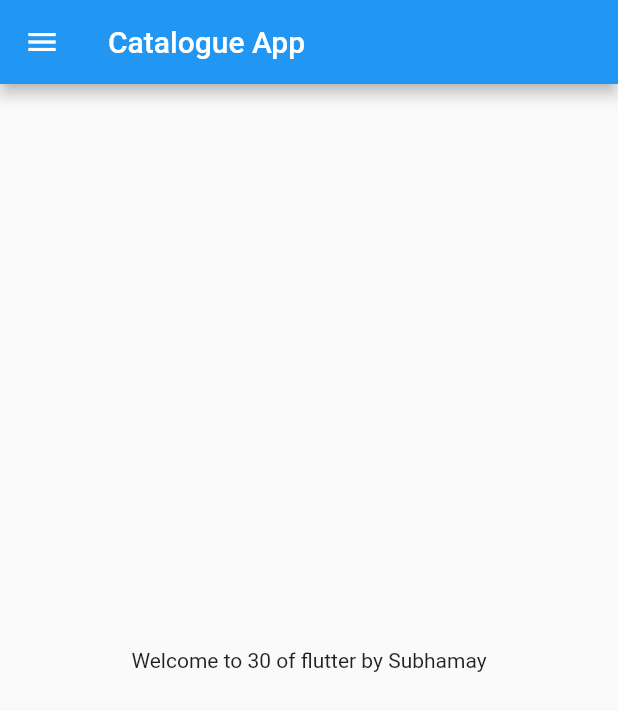
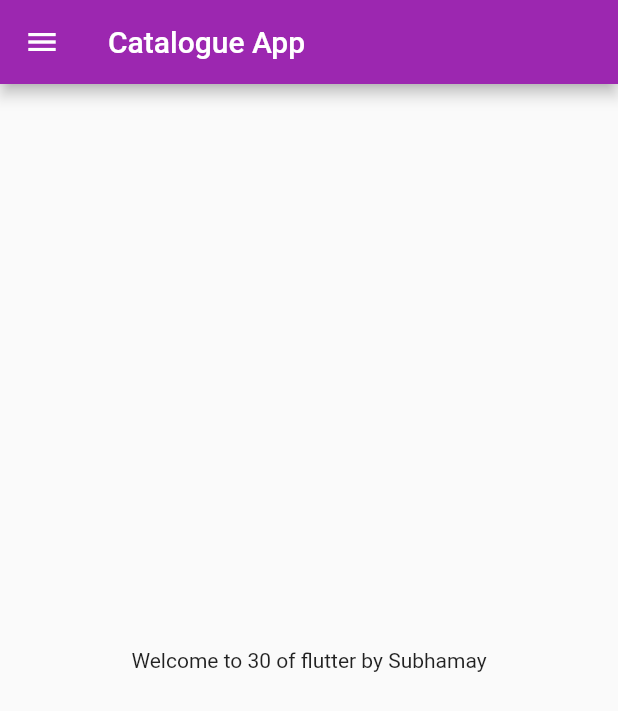
Before and after one commit to Subho-codegeek/Catalogue-App, a Flutter app: the screen it shows after launch, on a phone screen of 412 x 824 dp. Shown: the top 711 px of the screen. Run offline on Flutter 3.47's test engine with Material 2 defaults, Android fonts, the phone set to English and light mode, and no system bars.

Commit message:
Day3 completed

```diff
--- a/analysis_options.yaml
+++ b/analysis_options.yaml
@@ -22,6 +22,7 @@ linter:
   # `// ignore_for_file: name_of_lint` syntax on the line or in the file
   # producing the lint.
   rules:
+    prefer_const_constructors : false
     # avoid_print: false  # Uncomment to disable the `avoid_print` rule
     # prefer_single_quotes: true  # Uncomment to enable the `prefer_single_quotes` rule
 
--- a/lib/main.dart
+++ b/lib/main.dart
@@ -1,4 +1,5 @@
-import 'package:catalogue_app/home_page.dart';
+import 'package:catalogue_app/pages/home_page.dart';
+import 'package:catalogue_app/pages/login_page.dart';
 import 'package:flutter/material.dart';
 
 void main() {
@@ -10,8 +11,17 @@ class MyApp extends StatelessWidget {
 
   @override
   Widget build(BuildContext context) {
-    return const MaterialApp(
-      home: Homepage(),
+    return MaterialApp(
+      // home: Homepage(),
+      themeMode: ThemeMode.light,
+      theme: ThemeData(primarySwatch: Colors.purple),
+      darkTheme: ThemeData(brightness: Brightness.dark),
+      initialRoute: "/home",
+      routes: {
+        "/": (context) => LoginPage(),
+        "/home": (context) => Homepage(),
+        "/login": (context) => LoginPage(),
+      },
     );
   }
 }
```
Also changed, not shown: lib/pages/login_page.dart (added, +16 -0 lines), lib/pages/home_page.dart (renamed from lib/home_page.dart).
